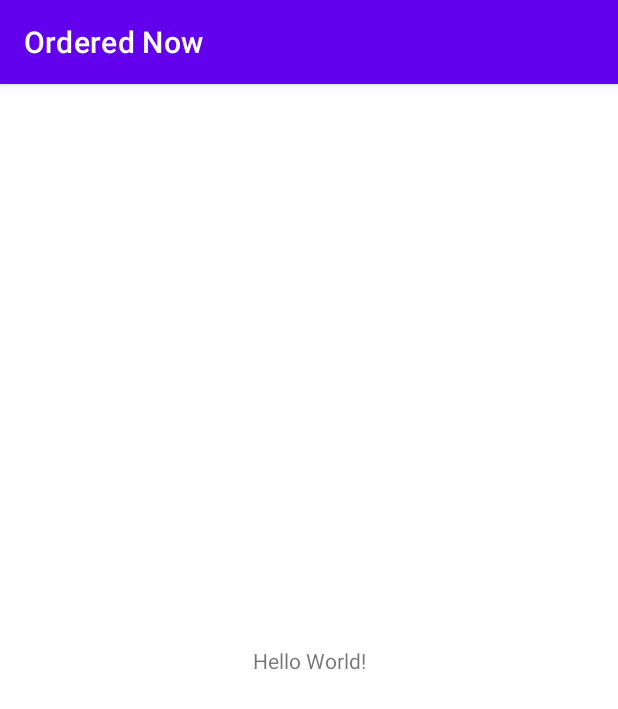
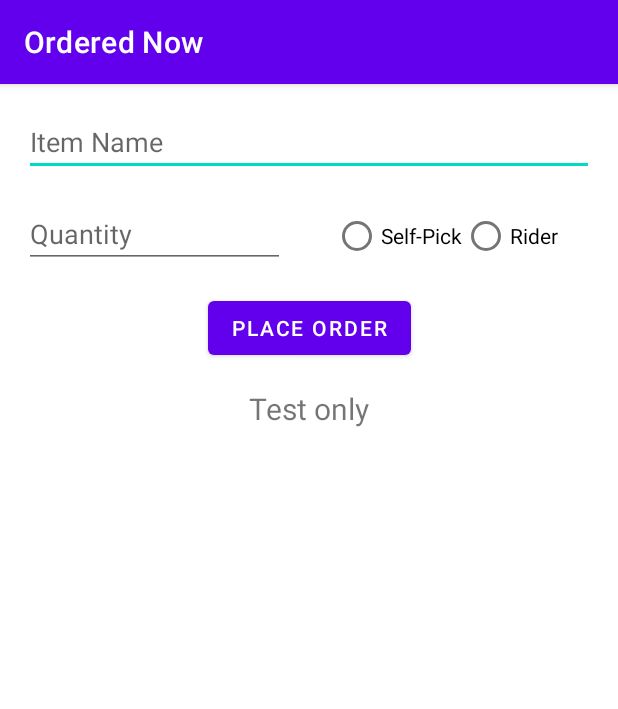
Before and after one commit to irfan87/ordered_now, an Android app: the screen it shows after launch (MainActivity), on a phone screen of 412 x 824 dp. Shown: the top 709 px of the screen. Run offline under Robolectric (Android 15) with nearby library versions, the phone set to English and light mode, and no system bars.

Commit message:
make a simple form layout

```diff
--- a/app/src/main/java/com/irfanshukri203/orderednow/MainActivity.kt
+++ b/app/src/main/java/com/irfanshukri203/orderednow/MainActivity.kt
@@ -2,10 +2,24 @@ package com.irfanshukri203.orderednow
 
 import androidx.appcompat.app.AppCompatActivity
 import android.os.Bundle
+import android.widget.RadioButton
+import kotlinx.android.synthetic.main.activity_main.*
 
 class MainActivity : AppCompatActivity() {
     override fun onCreate(savedInstanceState: Bundle?) {
         super.onCreate(savedInstanceState)
         setContentView(R.layout.activity_main)
+
+        btnOrder.setOnClickListener {
+            val itemName = etItemName.text.toString()
+            val itemQuantity = etItemQuantity.text.toString().toInt()
+            val checkedDeliveryType = rgDelivery.checkedRadioButtonId
+            val deliveryType = findViewById<RadioButton>(checkedDeliveryType)
+            val deliveryString = """You have ordered:
+                | $itemName ($itemQuantity items).
+                | You decided to use ${deliveryType.text} option""".trimMargin()
+
+            tvResult.text = deliveryString
+        }
     }
 }
--- a/app/src/main/res/layout/activity_main.xml
+++ b/app/src/main/res/layout/activity_main.xml
@@ -6,13 +6,73 @@
     android:layout_height="match_parent"
     tools:context=".MainActivity">
 
-    <TextView
+    <EditText
+        android:id="@+id/etItemName"
+        android:layout_width="0dp"
+        android:layout_height="wrap_content"
+        android:layout_margin="16dp"
+        android:hint="Item Name"
+        android:inputType="text"
+        app:layout_constraintEnd_toEndOf="parent"
+        app:layout_constraintStart_toStartOf="parent"
+        app:layout_constraintTop_toTopOf="parent" />
+
+    <RadioGroup
+        android:id="@+id/rgDelivery"
+        android:layout_width="0dp"
+        android:layout_height="wrap_content"
+        android:layout_margin="16dp"
+        android:orientation="horizontal"
+        app:layout_constraintEnd_toEndOf="parent"
+        app:layout_constraintHorizontal_bias="0.5"
+        app:layout_constraintStart_toEndOf="@+id/etItemQuantity"
+        app:layout_constraintTop_toBottomOf="@+id/etItemName">
+
+        <RadioButton
+            android:id="@+id/rbSelfPick"
+            android:layout_width="wrap_content"
+            android:layout_height="wrap_content"
+            android:text="Self-Pick" />
+
+        <RadioButton
+            android:id="@+id/rbRiderPick"
+            android:layout_width="wrap_content"
+            android:layout_height="wrap_content"
+            android:text="Rider" />
+
+    </RadioGroup>
+
+    <EditText
+        android:id="@+id/etItemQuantity"
+        android:layout_width="0dp"
+        android:layout_height="wrap_content"
+        android:layout_margin="16dp"
+        android:inputType="number"
+        android:hint="Quantity"
+        app:layout_constraintEnd_toStartOf="@+id/rgDelivery"
+        app:layout_constraintHorizontal_bias="0.5"
+        app:layout_constraintStart_toStartOf="parent"
+        app:layout_constraintTop_toBottomOf="@+id/etItemName" />
+
+    <Button
+        android:id="@+id/btnOrder"
         android:layout_width="wrap_content"
         android:layout_height="wrap_content"
-        android:text="Hello World!"
-        app:layout_constraintBottom_toBottomOf="parent"
-        app:layout_constraintLeft_toLeftOf="parent"
-        app:layout_constraintRight_toRightOf="parent"
-        app:layout_constraintTop_toTopOf="parent" />
+        android:layout_marginTop="16dp"
+        android:text="place order"
+        app:layout_constraintEnd_toEndOf="parent"
+        app:layout_constraintStart_toStartOf="parent"
+        app:layout_constraintTop_toBottomOf="@+id/etItemQuantity" />
+
+    <TextView
+        android:id="@+id/tvResult"
+        android:layout_width="wrap_content"
+        android:layout_height="wrap_content"
+        android:layout_marginTop="16dp"
+        android:text="Test only"
+        android:textSize="20sp"
+        app:layout_constraintEnd_toEndOf="parent"
+        app:layout_constraintStart_toStartOf="parent"
+        app:layout_constraintTop_toBottomOf="@+id/btnOrder" />
 
 </androidx.constraintlayout.widget.ConstraintLayout>
```
